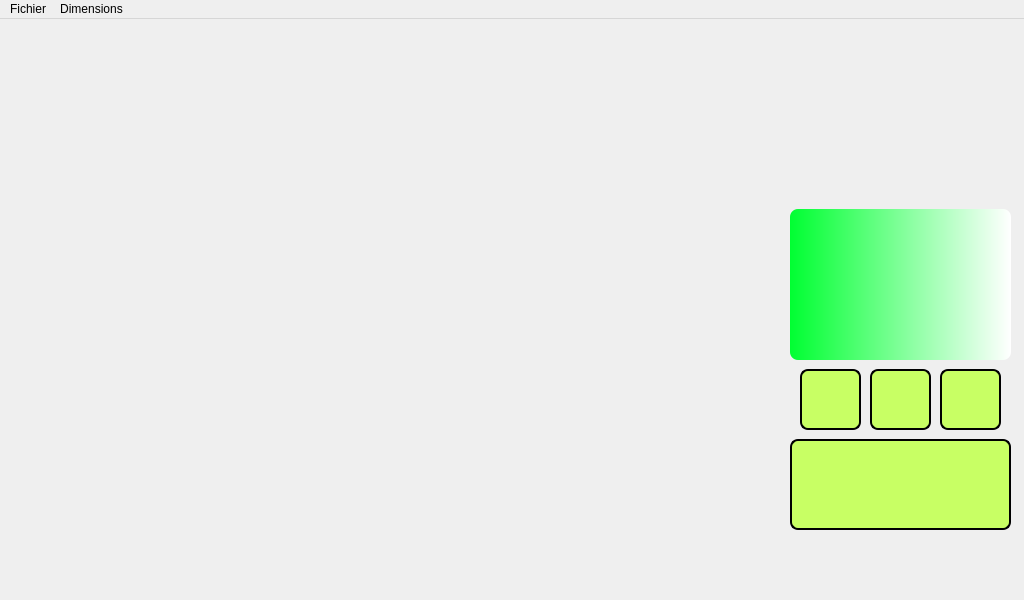
The window that mainwindow.ui (Txikilinux/leterrier-tierce) describes before a commit, drawn with Qt 5.
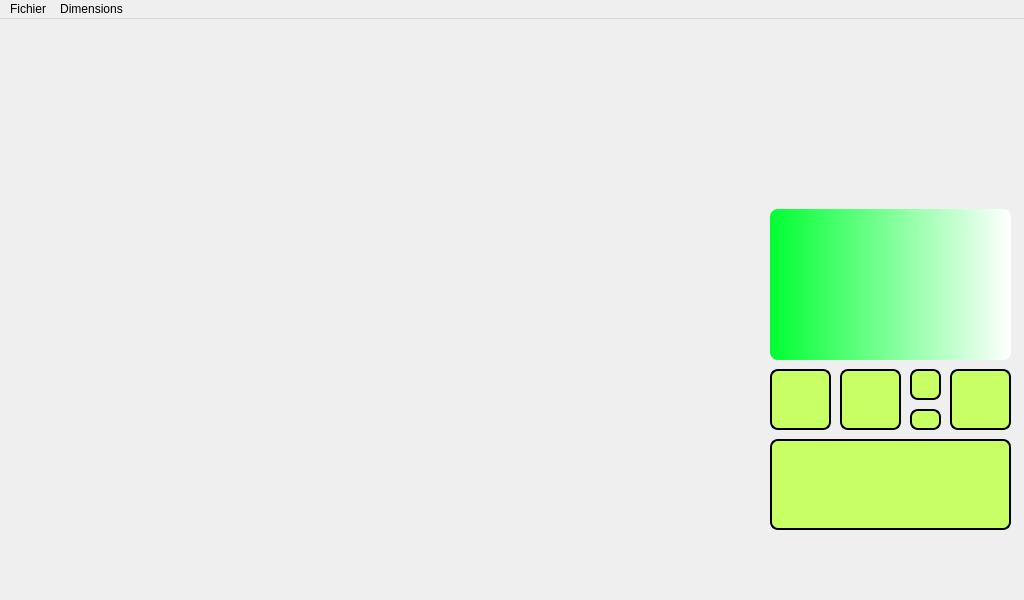
The same window after the commit. Icons and pictures are not drawn.

Diff of the .ui file:
```diff
--- a/mainwindow.ui
+++ b/mainwindow.ui
@@ -83,6 +83,42 @@
 						border-width : 2px;
 						border-style : solid ;
 						border-color : white; }
+QPushButton#btnUp {
+			background-color : rgba(200, 255, 100, 255); 
+	background-image: url(:/data_images/data/images/up.png);
+			background-repeat: repeat-no;
+   			background-position: center;
+			border-radius : 8px; 
+						border-width : 2px;
+						border-style : solid ;
+						border-color : black; }
+QPushButton#btnUp:hover { 
+			background-color : rgba(200, 255, 100, 255); 
+	background-image: url(:/data_images/data/images/up.png);
+			background-repeat: repeat-no;
+   			background-position: center;
+			border-radius : 8px; 
+						border-width : 2px;
+						border-style : solid ;
+						border-color : white; }
+QPushButton#btnDown {
+			background-color : rgba(200, 255, 100, 255); 
+	background-image: url(:/data_images/data/images/down.png);
+			background-repeat: repeat-no;
+   			background-position: center;
+			border-radius : 8px; 
+						border-width : 2px;
+						border-style : solid ;
+						border-color : black; }
+QPushButton#btnDown:hover { 
+			background-color : rgba(200, 255, 100, 255); 
+	background-image: url(:/data_images/data/images/down.png);
+			background-repeat: repeat-no;
+   			background-position: center;
+			border-radius : 8px; 
+						border-width : 2px;
+						border-style : solid ;
+						border-color : white; }
 QPushButton#btnRecommencer {
 			background-color : rgba(200, 255, 100, 255); 
 	background-image: url(:/data_images/data/images/redo.png);
@@ -123,7 +159,7 @@
    <widget class="QPushButton" name="btnRecommencer">
     <property name="geometry">
      <rect>
-      <x>940</x>
+      <x>950</x>
       <y>350</y>
       <width>61</width>
       <height>61</height>
@@ -139,9 +175,9 @@
    <widget class="QTextEdit" name="tedAffiche">
     <property name="geometry">
      <rect>
-      <x>790</x>
+      <x>770</x>
       <y>190</y>
-      <width>221</width>
+      <width>241</width>
       <height>151</height>
      </rect>
     </property>
@@ -152,7 +188,7 @@
    <widget class="QPushButton" name="btnNouveau">
     <property name="geometry">
      <rect>
-      <x>870</x>
+      <x>840</x>
       <y>350</y>
       <width>61</width>
       <height>61</height>
@@ -168,9 +204,9 @@
    <widget class="QPushButton" name="btnQuitter">
     <property name="geometry">
      <rect>
-      <x>790</x>
+      <x>770</x>
       <y>420</y>
-      <width>221</width>
+      <width>241</width>
       <height>91</height>
      </rect>
     </property>
@@ -184,7 +220,7 @@
    <widget class="QPushButton" name="btnAide">
     <property name="geometry">
      <rect>
-      <x>800</x>
+      <x>770</x>
       <y>350</y>
       <width>61</width>
       <height>61</height>
@@ -197,6 +233,38 @@
      <string/>
     </property>
    </widget>
+   <widget class="QPushButton" name="btnUp">
+    <property name="geometry">
+     <rect>
+      <x>910</x>
+      <y>350</y>
+      <width>31</width>
+      <height>31</height>
+     </rect>
+    </property>
+    <property name="toolTip">
+     <string>Niveau suivant</string>
+    </property>
+    <property name="text">
+     <string/>
+    </property>
+   </widget>
+   <widget class="QPushButton" name="btnDown">
+    <property name="geometry">
+     <rect>
+      <x>910</x>
+      <y>390</y>
+      <width>31</width>
+      <height>21</height>
+     </rect>
+    </property>
+    <property name="toolTip">
+     <string>Niveau précédent</string>
+    </property>
+    <property name="text">
+     <string/>
+    </property>
+   </widget>
   </widget>
   <widget class="QMenuBar" name="menuBar">
    <property name="geometry">
```
